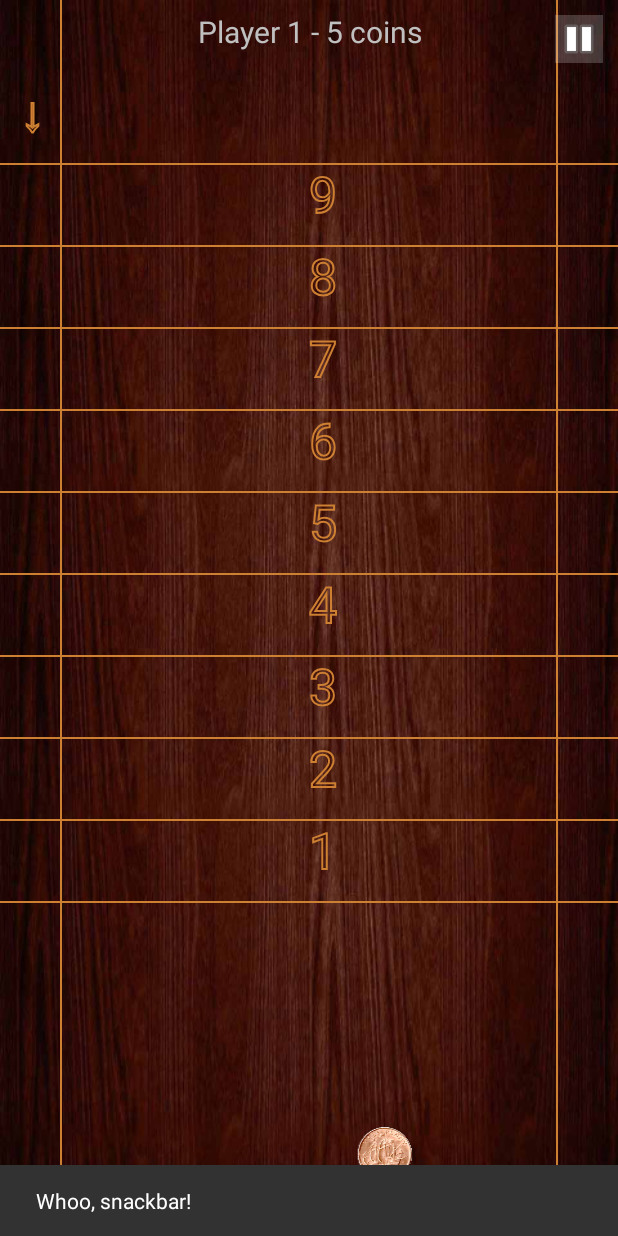
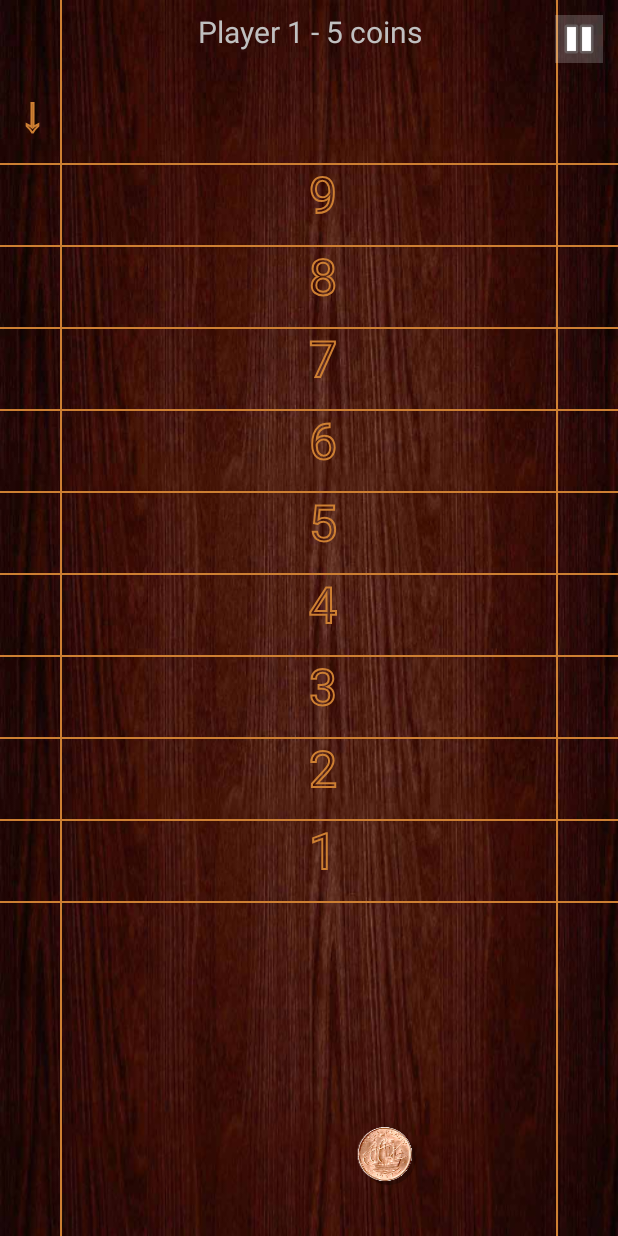
Before and after one commit to ThinklingUK/Shove, an Android app: the screen it shows after launch (MainActivity), after a tap on an icon or button, on a phone screen of 412 x 824 dp. Run offline under Robolectric (Android 15) with nearby library versions, the phone set to English and light mode, and no system bars; network calls fail; pictures from the network do not load; 8 statements that could not run were skipped.

Commit message:
Added snackbar win message

```diff
--- a/app/src/main/java/uk/thinkling/shove/ShoveDrawView.java
+++ b/app/src/main/java/uk/thinkling/shove/ShoveDrawView.java
@@ -431,6 +431,7 @@ public class ShoveDrawView extends View {
             if (winner >= 0) {
                 // TODO would be good to have a "winning" state where the coins and scores are animated
                 Toast.makeText(getContext(), getContext().getString(R.string.win_message,player[winner].name), Toast.LENGTH_LONG).show();
+                Snackbar.make(this, getContext().getString(R.string.newgame_message,player[winner].name), Snackbar.LENGTH_LONG).show();
 
                 /* set scores to zero */
                 for (int f = 0; f < player[0].score.length; f++) {
@@ -455,7 +456,6 @@ public class ShoveDrawView extends View {
             inPlay.wallBounce=rebounds; //enable or disable wall bounce TODO - move into constructor
             objs.add(inPlay);
             if (sounds) parent.player.play(parent.placeSound,1,1,1,0,1);
-            Snackbar.make(parent.myDrawView, "Whoo, snackbar!", Snackbar.LENGTH_LONG).show();
         }
 
     }
--- a/app/src/main/res/values/strings.xml
+++ b/app/src/main/res/values/strings.xml
@@ -22,6 +22,7 @@
     <string name="BtnText_Positive">Yes</string>
     <string name="BtnText_Negative">No</string>
     <string name="win_message">%s wins the game</string>
+    <string name="newgame_message">Well done %s! Starting the next game.</string>
 
     <plurals name="player_coins">
         <item quantity="one">%s - Last coin</item>
```
